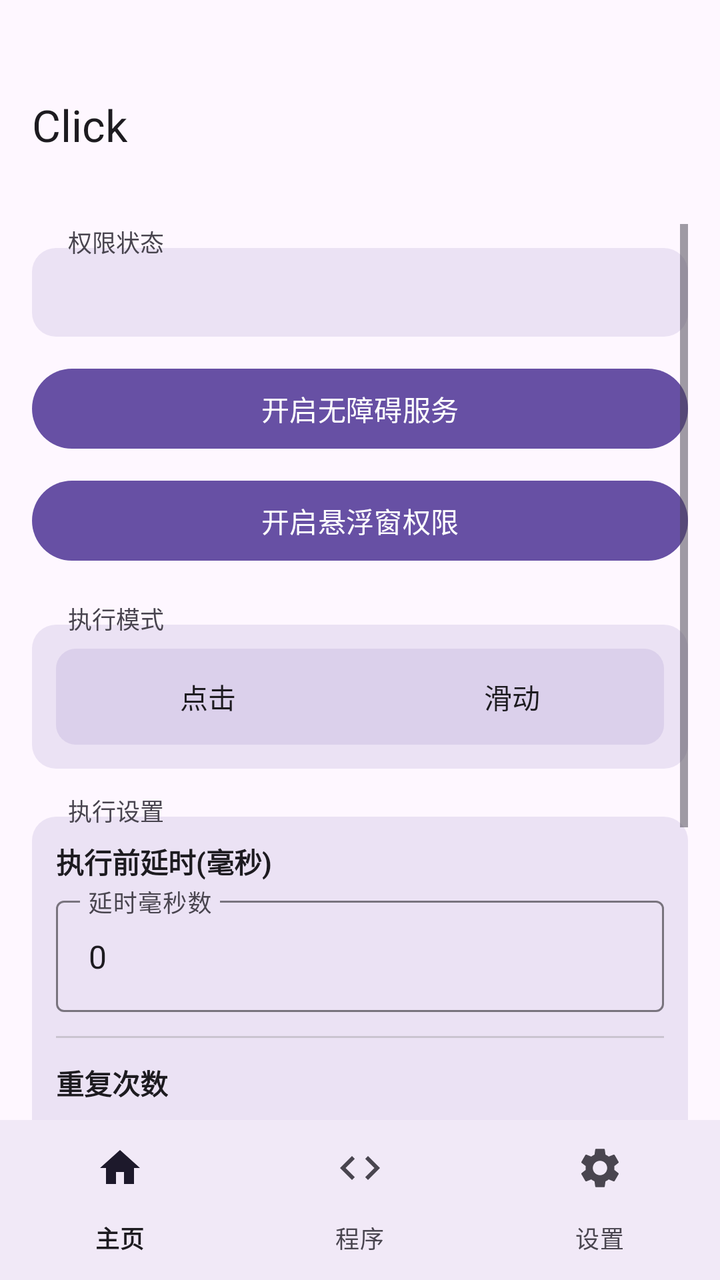
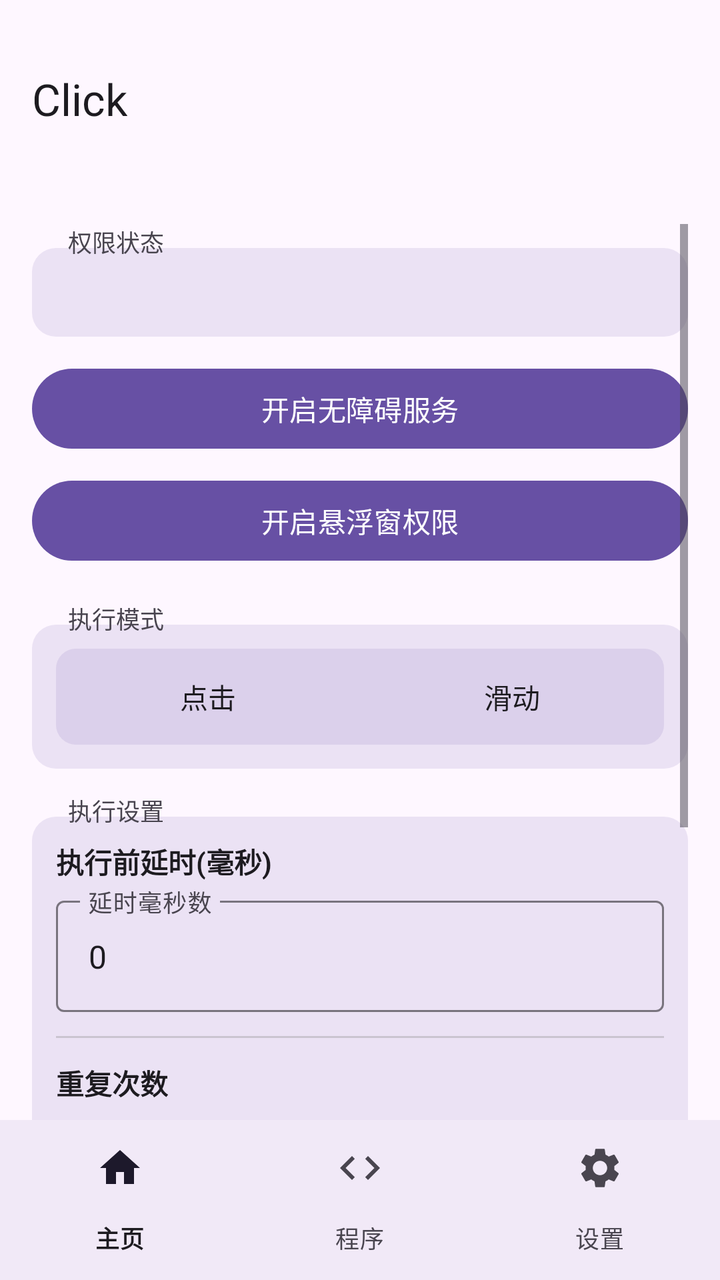

Screens rendered from an Android XML layout before and after an edit, with the pre-edit source and the edit as a unified diff.
<!-- AndroidManifest.xml: activity theme Theme.Click -->
<!-- res/layout/activity_main.xml -->
<?xml version="1.0" encoding="utf-8"?>
<LinearLayout xmlns:android="http://schemas.android.com/apk/res/android"
    xmlns:app="http://schemas.android.com/apk/res-auto"
    android:layout_width="match_parent"
    android:layout_height="match_parent"
    android:fitsSystemWindows="false"
    android:orientation="vertical">

    
    <com.google.android.material.appbar.MaterialToolbar
        android:id="@+id/toolbar"
        android:layout_width="match_parent"
        android:layout_height="96dp"
        android:paddingBottom="15dp"
        android:gravity="bottom"
        android:background="?attr/colorSurface"
        app:title="Click"
        app:titleTextColor="?attr/colorOnSurface" />

    
    <ScrollView
        android:id="@+id/home_content"
        android:layout_width="match_parent"
        android:layout_height="0dp"
        android:layout_weight="1"
        android:clipToPadding="false"
        android:paddingBottom="16dp"
        android:paddingHorizontal="16dp"
        android:paddingTop="16dp">

        <LinearLayout
            android:layout_width="match_parent"
            android:layout_height="wrap_content"
            android:orientation="vertical">

            
            <TextView
                android:layout_width="wrap_content"
                android:layout_height="wrap_content"
                android:text="权限状态"
                android:textSize="12sp"
                android:textColor="?attr/colorOnSurfaceVariant"
                android:background="@android:color/transparent"
                android:paddingHorizontal="6dp"
                android:layout_marginStart="12dp"
                android:layout_marginBottom="-6dp"
                android:elevation="2dp" />

            
            <LinearLayout
                android:layout_width="match_parent"
                android:layout_height="wrap_content"
                android:orientation="vertical"
                android:background="@drawable/section_border"
                android:padding="12dp">

                <TextView
                    android:id="@+id/statusText"
                    android:layout_width="match_parent"
                    android:layout_height="wrap_content"
                    android:gravity="start"
                    android:textSize="15sp"
                    android:textStyle="bold"
                    android:textColor="?attr/colorOnSurface" />
            </LinearLayout>

            <Button
                android:id="@+id/btnEnableService"
                android:layout_width="match_parent"
                android:layout_height="wrap_content"
                android:layout_marginTop="12dp"
                android:text="开启无障碍服务" />

            <Button
                android:id="@+id/btnEnableOverlay"
                android:layout_width="match_parent"
                android:layout_height="wrap_content"
                android:layout_marginTop="8dp"
                android:text="开启悬浮窗权限" />

            
            <TextView
                android:layout_width="wrap_content"
                android:layout_height="wrap_content"
                android:layout_marginTop="16dp"
                android:text="执行模式"
                android:textSize="12sp"
                android:textColor="?attr/colorOnSurfaceVariant"
                android:background="@android:color/transparent"
                android:paddingHorizontal="6dp"
                android:layout_marginStart="12dp"
                android:layout_marginBottom="-6dp"
                android:elevation="2dp" />

            
            <LinearLayout
                android:layout_width="match_parent"
                android:layout_height="wrap_content"
                android:orientation="vertical"
                android:background="@drawable/section_border"
                android:padding="12dp">

                <FrameLayout
                    android:layout_width="match_parent"
                    android:layout_height="wrap_content"
                    android:background="@drawable/segment_bg">

                    <View
                        android:id="@+id/modeIndicator"
                        android:layout_width="0dp"
                        android:layout_height="36dp"
                        android:layout_gravity="center_vertical"
                        android:layout_marginStart="4dp"
                        android:background="@drawable/segment_selected" />

                    <LinearLayout
                        android:layout_width="match_parent"
                        android:layout_height="wrap_content"
                        android:orientation="horizontal">

                        <Button
                            android:id="@+id/radioClick"
                            android:layout_width="0dp"
                            android:layout_height="wrap_content"
                            android:layout_weight="1"
                            android:text="点击"
                            android:background="@android:color/transparent"
                            android:textColor="@color/btn_text_selector" />

                        <Button
                            android:id="@+id/radioSwipe"
                            android:layout_width="0dp"
                            android:layout_height="wrap_content"
                            android:layout_weight="1"
                            android:text="滑动"
                            android:background="@android:color/transparent"
                            android:textColor="@color/btn_text_selector" />
                    </LinearLayout>
                </FrameLayout>

                <LinearLayout
                    android:id="@+id/swipeParams"
                    android:layout_width="match_parent"
                    android:layout_height="wrap_content"
                    android:orientation="vertical"
                    android:visibility="gone"
                    android:layout_marginTop="12dp">

                    <View
                        android:layout_width="match_parent"
                        android:layout_height="1dp"
                        android:background="?attr/colorOutlineVariant" />

                    <TextView
                        android:layout_width="wrap_content"
                        android:layout_height="wrap_content"
                        android:layout_marginTop="12dp"
                        android:text="滑动方式"
                        android:textSize="13sp"
                        android:textStyle="bold"
                        android:textColor="?attr/colorOnSurface" />

                    <FrameLayout
                        android:layout_width="match_parent"
                        android:layout_height="wrap_content"
                        android:layout_marginTop="8dp"
                        android:background="@drawable/segment_bg">

                        <View
                            android:id="@+id/swipeMethodIndicator"
                            android:layout_width="0dp"
                            android:layout_height="36dp"
                            android:layout_gravity="center_vertical"
                            android:layout_marginStart="4dp"
                            android:background="@drawable/segment_selected" />

                        <LinearLayout
                            android:layout_width="match_parent"
                            android:layout_height="wrap_content"
                            android:orientation="horizontal">

                            <Button
                                android:id="@+id/radioSwipeManual"
                                android:layout_width="0dp"
                                android:layout_height="wrap_content"
                                android:layout_weight="1"
                                android:text="手动参数"
                                android:background="@android:color/transparent"
                                android:textColor="@color/btn_text_selector" />

                            <Button
                                android:id="@+id/radioSwipeGesture"
                                android:layout_width="0dp"
                                android:layout_height="wrap_content"
                                android:layout_weight="1"
                                android:text="手势录制"
                                android:background="@android:color/transparent"
                                android:textColor="@color/btn_text_selector" />
                        </LinearLayout>
                    </FrameLayout>

                    <LinearLayout
                        android:id="@+id/manualSwipeParams"
                        android:layout_width="match_parent"
                        android:layout_height="wrap_content"
                        android:orientation="vertical"
                        android:layout_marginTop="12dp">

                        <TextView
                            android:layout_width="wrap_content"
                            android:layout_height="wrap_content"
                            android:text="起点"
                            android:textSize="13sp"
                            android:textColor="?attr/colorPrimary" />

                        <LinearLayout
                            android:layout_width="match_parent"
                            android:layout_height="wrap_content"
                            android:layout_marginTop="4dp"
                            android:orientation="horizontal">

                            <com.google.android.material.textfield.TextInputLayout
                                android:layout_width="0dp"
                                android:layout_height="wrap_content"
                                android:layout_weight="1"
                                android:layout_marginEnd="4dp"
                                android:hint="起点 X (横向坐标)"
                                style="@style/Widget.Material3.TextInputLayout.OutlinedBox">

                                <com.google.android.material.textfield.TextInputEditText
                                    android:id="@+id/inputSwipeX1"
                                    android:layout_width="match_parent"
                                    android:layout_height="wrap_content"
                                    android:inputType="numberDecimal" />
                            </com.google.android.material.textfield.TextInputLayout>

                            <com.google.android.material.textfield.TextInputLayout
                                android:layout_width="0dp"
                                android:layout_height="wrap_content"
                                android:layout_weight="1"
                                android:layout_marginStart="4dp"
                                android:hint="起点 Y (纵向坐标)"
                                style="@style/Widget.Material3.TextInputLayout.OutlinedBox">

                                <com.google.android.material.textfield.TextInputEditText
                                    android:id="@+id/inputSwipeY1"
                                    android:layout_width="match_parent"
                                    android:layout_height="wrap_content"
                                    android:inputType="numberDecimal" />
                            </com.google.android.material.textfield.TextInputLayout>
                        </LinearLayout>

                        <TextView
                            android:layout_width="wrap_content"
                            android:layout_height="wrap_content"
                            android:layout_marginTop="8dp"
                            android:text="终点"
                            android:textSize="13sp"
                            android:textColor="?attr/colorPrimary" />

                        <LinearLayout
                            android:layout_width="match_parent"
                            android:layout_height="wrap_content"
                            android:layout_marginTop="4dp"
                            android:orientation="horizontal">

                            <com.google.android.material.textfield.TextInputLayout
                                android:layout_width="0dp"
                                android:layout_height="wrap_content"
                                android:layout_weight="1"
                                android:layout_marginEnd="4dp"
                                android:hint="终点 X (横向坐标)"
                                style="@style/Widget.Material3.TextInputLayout.OutlinedBox">

                                <com.google.android.material.textfield.TextInputEditText
                                    android:id="@+id/inputSwipeX2"
                                    android:layout_width="match_parent"
                                    android:layout_height="wrap_content"
                                    android:inputType="numberDecimal" />
                            </com.google.android.material.textfield.TextInputLayout>

                            <com.google.android.material.textfield.TextInputLayout
                                android:layout_width="0dp"
                                android:layout_height="wrap_content"
                                android:layout_weight="1"
                                android:layout_marginStart="4dp"
                                android:hint="终点 Y (纵向坐标)"
                                style="@style/Widget.Material3.TextInputLayout.OutlinedBox">

                                <com.google.android.material.textfield.TextInputEditText
                                    android:id="@+id/inputSwipeY2"
                                    android:layout_width="match_parent"
                                    android:layout_height="wrap_content"
                                    android:inputType="numberDecimal" />
                            </com.google.android.material.textfield.TextInputLayout>
                        </LinearLayout>

                        <TextView
                            android:layout_width="wrap_content"
                            android:layout_height="wrap_content"
                            android:layout_marginTop="8dp"
                            android:text="时长"
                            android:textSize="13sp"
                            android:textColor="?attr/colorPrimary" />

                        <com.google.android.material.textfield.TextInputLayout
                            android:layout_width="match_parent"
                            android:layout_height="wrap_content"
                            android:layout_marginTop="4dp"
                            android:hint="滑动耗时(毫秒)"
                            style="@style/Widget.Material3.TextInputLayout.OutlinedBox">

                            <com.google.android.material.textfield.TextInputEditText
                                android:id="@+id/inputSwipeDuration"
                                android:layout_width="match_parent"
                                android:layout_height="wrap_content"
                                android:inputType="number" />
                        </com.google.android.material.textfield.TextInputLayout>
                    </LinearLayout>

                    <LinearLayout
                        android:id="@+id/gestureSwipeSection"
                        android:layout_width="match_parent"
                        android:layout_height="wrap_content"
                        android:orientation="vertical"
                        android:visibility="gone"
                        android:layout_marginTop="12dp">

                        <TextView
                            android:id="@+id/lblRecordedStatus"
                            android:layout_width="wrap_content"
                            android:layout_height="wrap_content"
                            android:text=""
                            android:textSize="13sp"
                            android:textColor="?attr/colorPrimary" />

                        <Button
                            android:id="@+id/btnRecordGesture"
                            android:layout_width="match_parent"
                            android:layout_height="wrap_content"
                            android:layout_marginTop="8dp"
                            android:text="录制手势 (在屏幕上滑动)" />
                    </LinearLayout>
                </LinearLayout>
            </LinearLayout>

            
            <TextView
                android:layout_width="wrap_content"
                android:layout_height="wrap_content"
                android:layout_marginTop="12dp"
                android:text="执行设置"
                android:textSize="12sp"
                android:textColor="?attr/colorOnSurfaceVariant"
                android:background="@android:color/transparent"
                android:paddingHorizontal="6dp"
                android:layout_marginStart="12dp"
                android:layout_marginBottom="-6dp"
                android:elevation="2dp" />

            
            <LinearLayout
                android:layout_width="match_parent"
                android:layout_height="wrap_content"
                android:orientation="vertical"
                android:background="@drawable/section_border"
                android:padding="12dp">

                <TextView
                    android:layout_width="wrap_content"
                    android:layout_height="wrap_content"
                    android:text="执行前延时(毫秒)"
                    android:textSize="14sp"
                    android:textStyle="bold"
                    android:textColor="?attr/colorOnSurface" />

                <com.google.android.material.textfield.TextInputLayout
                    android:layout_width="match_parent"
                    android:layout_height="wrap_content"
                    android:layout_marginTop="4dp"
                    android:hint="延时毫秒数"
                    style="@style/Widget.Material3.TextInputLayout.OutlinedBox">

                    <com.google.android.material.textfield.TextInputEditText
                        android:id="@+id/inputDelay"
                        android:layout_width="match_parent"
                        android:layout_height="wrap_content"
                        android:inputType="number"
                        android:text="0" />
                </com.google.android.material.textfield.TextInputLayout>

                <View
                    android:layout_width="match_parent"
                    android:layout_height="1dp"
                    android:layout_marginTop="12dp"
                    android:background="?attr/colorOutlineVariant" />

                <TextView
                    android:layout_width="wrap_content"
                    android:layout_height="wrap_content"
                    android:layout_marginTop="12dp"
                    android:text="重复次数"
                    android:textSize="14sp"
                    android:textStyle="bold"
                    android:textColor="?attr/colorOnSurface" />

                <LinearLayout
                    android:layout_width="match_parent"
                    android:layout_height="wrap_content"
                    android:layout_marginTop="8dp"
                    android:orientation="horizontal"
                    android:gravity="center_vertical">

                    <com.google.android.material.textfield.TextInputLayout
                        android:layout_width="0dp"
                        android:layout_height="wrap_content"
                        android:layout_weight="1"
                        android:hint="次数"
                        style="@style/Widget.Material3.TextInputLayout.OutlinedBox">

                        <com.google.android.material.textfield.TextInputEditText
                            android:id="@+id/inputRepeat"
                            android:layout_width="match_parent"
                            android:layout_height="wrap_content"
                            android:inputType="number"
                            android:text="1" />
                    </com.google.android.material.textfield.TextInputLayout>

                    <com.google.android.material.materialswitch.MaterialSwitch
                        android:id="@+id/checkInfinite"
                        android:layout_width="wrap_content"
                        android:layout_height="wrap_content"
                        android:layout_marginStart="12dp"
                        android:text="无限循环" />
                </LinearLayout>
            </LinearLayout>

            <FrameLayout
                android:layout_width="match_parent"
                android:layout_height="wrap_content"
                android:layout_marginTop="24dp">

                <Button
                    android:id="@+id/btnStartFloating"
                    android:layout_width="match_parent"
                    android:layout_height="wrap_content"
                    android:text="启动悬浮球"
                    android:enabled="false" />

                <View
                    android:id="@+id/btnStartOverlay"
                    android:layout_width="match_parent"
                    android:layout_height="match_parent"
                    android:background="@android:color/transparent"
                    android:clickable="true"
                    android:visibility="gone" />
            </FrameLayout>

            <Button
                android:id="@+id/btnStopFloating"
                android:layout_width="match_parent"
                android:layout_height="wrap_content"
                android:layout_marginTop="8dp"
                android:text="停止悬浮球"
                android:enabled="false" />

        </LinearLayout>
    </ScrollView>

    
    <LinearLayout
        android:id="@+id/program_page"
        android:layout_width="match_parent"
        android:layout_height="0dp"
        android:layout_weight="1"
        android:orientation="vertical"
        android:gravity="center"
        android:visibility="gone" />

    
    <LinearLayout
        android:id="@+id/settings_page"
        android:layout_width="match_parent"
        android:layout_height="0dp"
        android:layout_weight="1"
        android:orientation="vertical"
        android:gravity="center"
        android:visibility="gone" />

    
    <com.google.android.material.bottomnavigation.BottomNavigationView
        android:id="@+id/bottom_navigation"
        android:layout_width="match_parent"
        android:layout_height="wrap_content"
        android:background="?attr/colorSurface"
        app:labelVisibilityMode="labeled"
        app:menu="@menu/bottom_nav_menu" />

</LinearLayout>
<!-- resources referenced by this layout -->
<resources>
  <!-- drawable section_border (drawable) -->
  <?xml version="1.0" encoding="utf-8"?>
  <shape xmlns:android="http://schemas.android.com/apk/res/android"
      android:shape="rectangle">
      <solid android:color="@color/section_background" />
      <corners android:radius="12dp" />
  </shape>
  <!-- drawable segment_bg (drawable) -->
  <?xml version="1.0" encoding="utf-8"?>
  <shape xmlns:android="http://schemas.android.com/apk/res/android"
      android:shape="rectangle">
      <solid android:color="#206750A4" />
      <corners android:radius="10dp" />
  </shape>
  <!-- drawable segment_selected (drawable) -->
  <?xml version="1.0" encoding="utf-8"?>
  <shape xmlns:android="http://schemas.android.com/apk/res/android"
      android:shape="rectangle">
      <solid android:color="@color/md_theme_primary" />
      <corners android:radius="8dp" />
  </shape>
  <style name="Theme.Click" parent="Theme.Material3.DayNight.NoActionBar">
          <item name="colorPrimary">@color/md_theme_primary</item>
          <item name="colorOnPrimary">@color/md_theme_onPrimary</item>
          <item name="colorPrimaryContainer">@color/md_theme_primaryContainer</item>
          <item name="colorOnPrimaryContainer">@color/md_theme_onPrimaryContainer</item>
          <item name="colorSecondary">@color/md_theme_secondary</item>
          <item name="colorOnSecondary">@color/md_theme_onSecondary</item>
          <item name="colorSecondaryContainer">@color/md_theme_secondaryContainer</item>
          <item name="colorOnSecondaryContainer">@color/md_theme_onSecondaryContainer</item>
          <item name="android:colorBackground">@color/md_theme_background</item>
          <item name="colorOnBackground">@color/md_theme_onBackground</item>
          <item name="colorSurface">@color/md_theme_surface</item>
          <item name="colorOnSurface">@color/md_theme_onSurface</item>
          <item name="colorSurfaceVariant">@color/md_theme_surfaceVariant</item>
          <item name="colorOnSurfaceVariant">@color/md_theme_onSurfaceVariant</item>
          <item name="colorOutline">@color/md_theme_outline</item>
          <item name="colorOutlineVariant">@color/md_theme_outlineVariant</item>
          <item name="android:statusBarColor">@color/md_theme_surface</item>
          <item name="android:navigationBarColor">@android:color/transparent</item>
          <item name="android:windowLightStatusBar">true</item>
          <item name="android:windowLightNavigationBar">true</item>
          <item name="android:windowBackground">@color/md_theme_background</item>
          
          <item name="android:windowSplashScreenBackground">@color/md_theme_background</item>
          <item name="android:windowSplashScreenAnimatedIcon">@drawable/splash_icon</item>
      </style>
  <color name="section_background">#206750A4</color>
  <color name="md_theme_primary">#6750A4</color>
  <color name="md_theme_onPrimary">#FFFFFF</color>
  <color name="md_theme_primaryContainer">#EADDFF</color>
  <color name="md_theme_onPrimaryContainer">#21005D</color>
  <color name="md_theme_secondary">#625B71</color>
  <color name="md_theme_onSecondary">#FFFFFF</color>
  <color name="md_theme_secondaryContainer">#E8DEF8</color>
  <color name="md_theme_onSecondaryContainer">#1D192B</color>
  <color name="md_theme_background">#FEF7FF</color>
  <color name="md_theme_onBackground">#1D1B20</color>
  <color name="md_theme_surface">#FEF7FF</color>
  <color name="md_theme_onSurface">#1D1B20</color>
  <color name="md_theme_surfaceVariant">#E7E0EC</color>
  <color name="md_theme_onSurfaceVariant">#49454F</color>
  <color name="md_theme_outline">#79747E</color>
  <color name="md_theme_outlineVariant">#CAC4D0</color>
  <!-- drawable splash_icon: png bitmap (drawable, 131094 bytes) -->
</resources>

<!-- the commit's change to res/layout/activity_main.xml (unified diff, before → after) -->
@@ -11,7 +11,7 @@
         android:id="@+id/toolbar"
         android:layout_width="match_parent"
         android:layout_height="96dp"
-        android:paddingBottom="15dp"
+        android:paddingBottom="28dp"
         android:gravity="bottom"
         android:background="?attr/colorSurface"
         app:title="Click"
